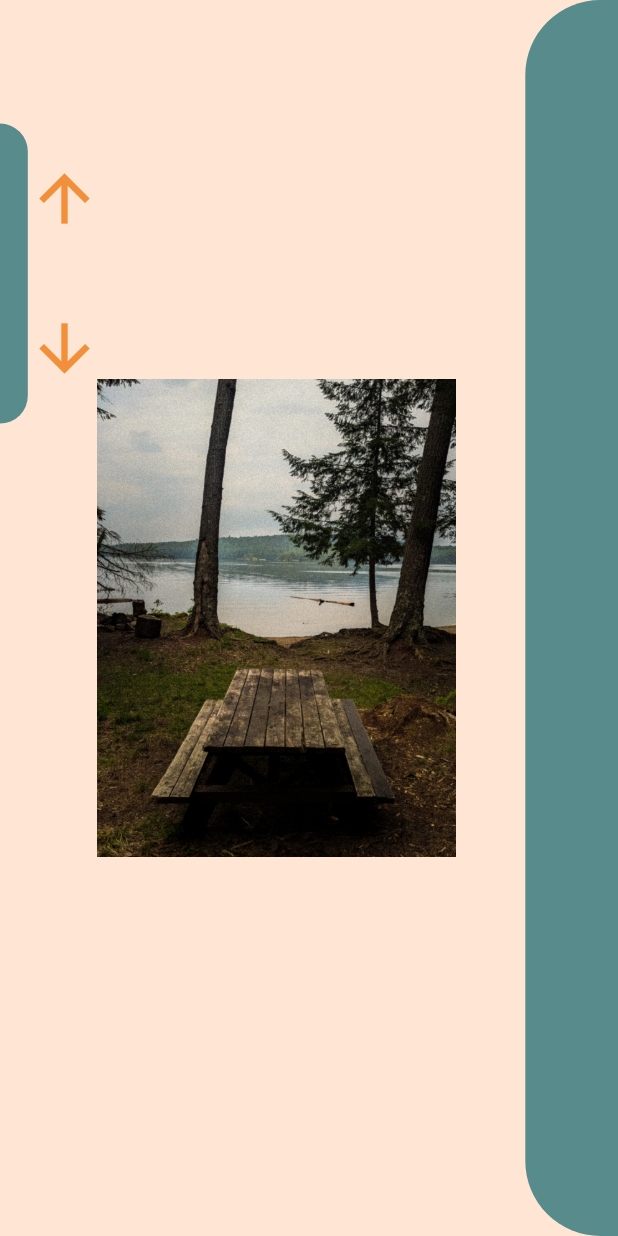
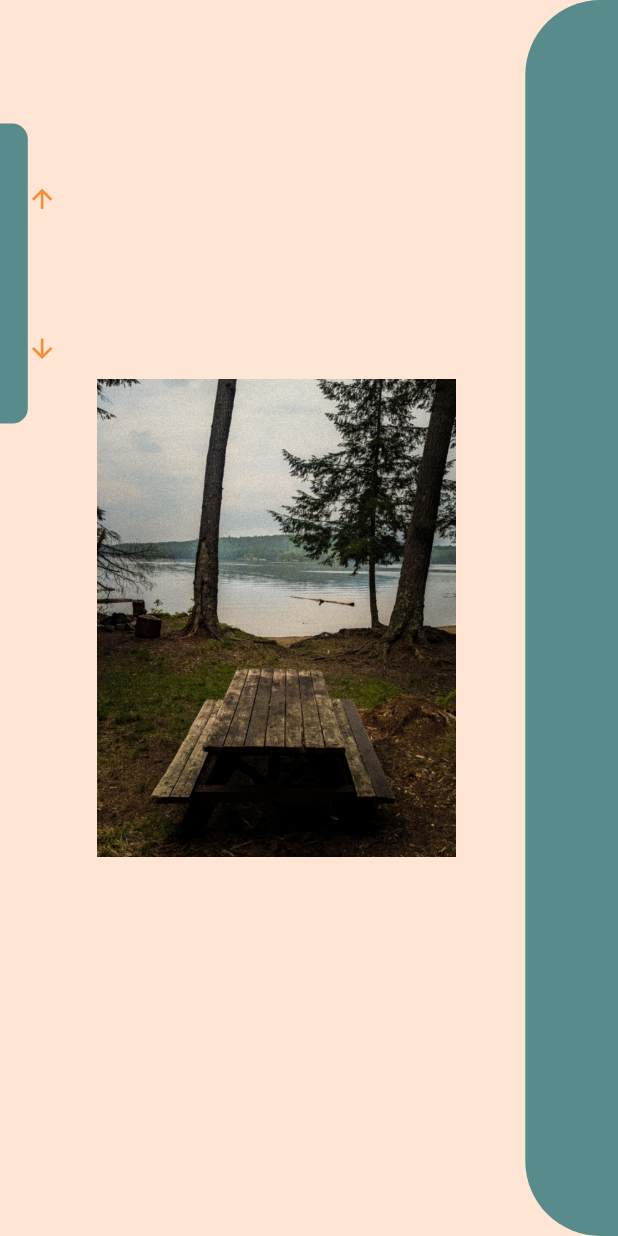
Before and after one commit to hug0first/hug0first.github.io, a Flutter app: the HomePage screen opened directly, on a phone screen of 412 x 824 dp. Run offline on Flutter 3.47's test engine with Material 3 defaults, Android fonts, the phone set to English and light mode, and no system bars; statements that could not run were skipped; project files that could hold a hidden picture were left out.

Commit message:
Modified page back buttons and gallery buttons to scale with window size

```diff
--- a/lib/pages/homePage.dart
+++ b/lib/pages/homePage.dart
@@ -55,44 +55,41 @@
                 height: 200,
                 decoration: BoxDecoration(
                   color: Theme.of(context).colorScheme.secondary,
-                  borderRadius: const BorderRadius.only(
-                    topRight: Radius.circular(50),
-                    bottomRight: Radius.circular(50),
+                  borderRadius: BorderRadius.only(
+                    topRight: Radius.circular(screenWidth / 40),
+                    bottomRight: Radius.circular(screenWidth / 40),
                   ),
                 ),
                 child: Column(
                   mainAxisAlignment: MainAxisAlignment.spaceAround,
+                  crossAxisAlignment: CrossAxisAlignment.center,
                   children: <Widget>[
                     Container(
                       padding: const EdgeInsets.all(10),
                       width: screenWidth * 0.045,
-                      child: Column(
-                        children: <Widget>[
-                          IconButton(
+                      child: Expanded(
+                        child: IconButton(
                           onPressed: () {
                             animatePageTransition(-1);
                           },
                           icon: const Icon(Icons.arrow_upward),
-                            iconSize: 50,
+                          iconSize: (screenWidth < screenHeight)? screenWidth / 20.4 : screenHeight / 18.5,
                           color: Theme.of(context).colorScheme.primary,
                         ),
-                        ],
                       ),
                     ),
                     Container(
                       padding: const EdgeInsets.all(10),
                       width: screenWidth * 0.045,
-                      child: Column(
-                        children: <Widget>[
-                          IconButton(
+                      child: Expanded(
+                        child: IconButton(
                           onPressed: () {
                             animatePageTransition(1);
                           },
                           icon: const Icon(Icons.arrow_downward),
-                            iconSize: 50,
+                          iconSize: (screenWidth < screenHeight)? screenWidth / 20.4 : screenHeight / 18.5,
                           color: Theme.of(context).colorScheme.primary,
                         ),
-                        ],
                       ),
                     ),
                   ],
```
Also changed, not shown: lib/pages/aboutPage.dart (+10 -7 lines), lib/pages/printShopPage.dart (+12 -9 lines). Lines whose indentation alone changed are shown as unchanged.
